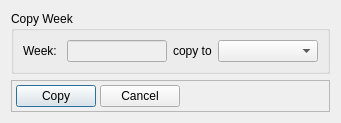
Before: the Qt Designer form dialog_week_copy.ui in Tria-Andy/WorkoutEditor, drawn with Qt 5.
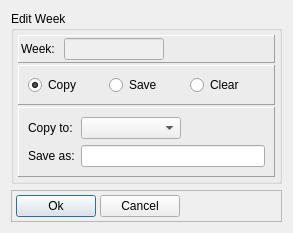
After: the same form once the commit is applied.

Commit message: Weekpopup: Save, Copy or Clear Week with edit button #3

Patch:
```diff
--- a/dialog_week_copy.ui
+++ b/dialog_week_copy.ui
@@ -6,8 +6,8 @@
    <rect>
     <x>0</x>
     <y>0</y>
-    <width>326</width>
-    <height>110</height>
+    <width>285</width>
+    <height>213</height>
    </rect>
   </property>
   <property name="windowTitle">
@@ -23,17 +23,56 @@
       </sizepolicy>
      </property>
      <property name="title">
-      <string>Copy Week</string>
+      <string>Edit Week</string>
      </property>
-     <layout class="QGridLayout" name="gridLayout">
-      <item row="0" column="0">
+     <layout class="QVBoxLayout" name="verticalLayout_2">
+      <property name="spacing">
+       <number>2</number>
+      </property>
+      <property name="leftMargin">
+       <number>4</number>
+      </property>
+      <property name="topMargin">
+       <number>4</number>
+      </property>
+      <property name="rightMargin">
+       <number>4</number>
+      </property>
+      <property name="bottomMargin">
+       <number>4</number>
+      </property>
+      <item>
+       <widget class="QFrame" name="frame_2">
+        <property name="frameShape">
+         <enum>QFrame::Panel</enum>
+        </property>
+        <property name="frameShadow">
+         <enum>QFrame::Raised</enum>
+        </property>
+        <layout class="QHBoxLayout" name="horizontalLayout_2">
+         <property name="spacing">
+          <number>5</number>
+         </property>
+         <property name="leftMargin">
+          <number>2</number>
+         </property>
+         <property name="topMargin">
+          <number>2</number>
+         </property>
+         <property name="rightMargin">
+          <number>2</number>
+         </property>
+         <property name="bottomMargin">
+          <number>2</number>
+         </property>
+         <item>
        <widget class="QLabel" name="label">
         <property name="text">
          <string>Week: </string>
         </property>
        </widget>
       </item>
-      <item row="0" column="1">
+         <item>
        <widget class="QLineEdit" name="lineEdit_currweek">
         <property name="enabled">
          <bool>false</bool>
@@ -52,14 +91,93 @@
         </property>
        </widget>
       </item>
-      <item row="0" column="2">
+         <item>
+          <spacer name="horizontalSpacer_2">
+           <property name="orientation">
+            <enum>Qt::Horizontal</enum>
+           </property>
+           <property name="sizeHint" stdset="0">
+            <size>
+             <width>40</width>
+             <height>20</height>
+            </size>
+           </property>
+          </spacer>
+         </item>
+        </layout>
+       </widget>
+      </item>
+      <item>
+       <widget class="QFrame" name="frame_3">
+        <property name="frameShape">
+         <enum>QFrame::Panel</enum>
+        </property>
+        <property name="frameShadow">
+         <enum>QFrame::Raised</enum>
+        </property>
+        <layout class="QHBoxLayout" name="horizontalLayout_3">
+         <item>
+          <widget class="QRadioButton" name="radioButton_copy">
+           <property name="minimumSize">
+            <size>
+             <width>75</width>
+             <height>0</height>
+            </size>
+           </property>
+           <property name="text">
+            <string>Copy</string>
+           </property>
+           <property name="checked">
+            <bool>true</bool>
+           </property>
+          </widget>
+         </item>
+         <item>
+          <widget class="QRadioButton" name="radioButton_save">
+           <property name="minimumSize">
+            <size>
+             <width>75</width>
+             <height>0</height>
+            </size>
+           </property>
+           <property name="text">
+            <string>Save</string>
+           </property>
+          </widget>
+         </item>
+         <item>
+          <widget class="QRadioButton" name="radioButton_clear">
+           <property name="minimumSize">
+            <size>
+             <width>75</width>
+             <height>0</height>
+            </size>
+           </property>
+           <property name="text">
+            <string>Clear</string>
+           </property>
+          </widget>
+         </item>
+        </layout>
+       </widget>
+      </item>
+      <item>
+       <widget class="QFrame" name="frame_4">
+        <property name="frameShape">
+         <enum>QFrame::Panel</enum>
+        </property>
+        <property name="frameShadow">
+         <enum>QFrame::Raised</enum>
+        </property>
+        <layout class="QFormLayout" name="formLayout">
+         <item row="0" column="0">
        <widget class="QLabel" name="label_2">
         <property name="text">
-         <string>copy to</string>
+            <string>Copy to:</string>
         </property>
        </widget>
       </item>
-      <item row="0" column="3">
+         <item row="0" column="1">
        <widget class="QComboBox" name="comboBox_copyto">
         <property name="minimumSize">
          <size>
@@ -75,6 +193,19 @@
         </property>
        </widget>
       </item>
+         <item row="1" column="0">
+          <widget class="QLabel" name="label_3">
+           <property name="text">
+            <string>Save as:</string>
+           </property>
+          </widget>
+         </item>
+         <item row="1" column="1">
+          <widget class="QLineEdit" name="lineEdit_saveas"/>
+         </item>
+        </layout>
+       </widget>
+      </item>
      </layout>
     </widget>
    </item>
@@ -111,7 +242,7 @@
       <item>
        <widget class="QPushButton" name="pushButton_copy">
         <property name="text">
-         <string>Copy</string>
+         <string>Ok</string>
         </property>
        </widget>
       </item>
```
Left out of the diff: 14 changed lines with no effect on the pictures. Lines whose indentation alone changed are shown as unchanged. The commit also changes 6 other files.
